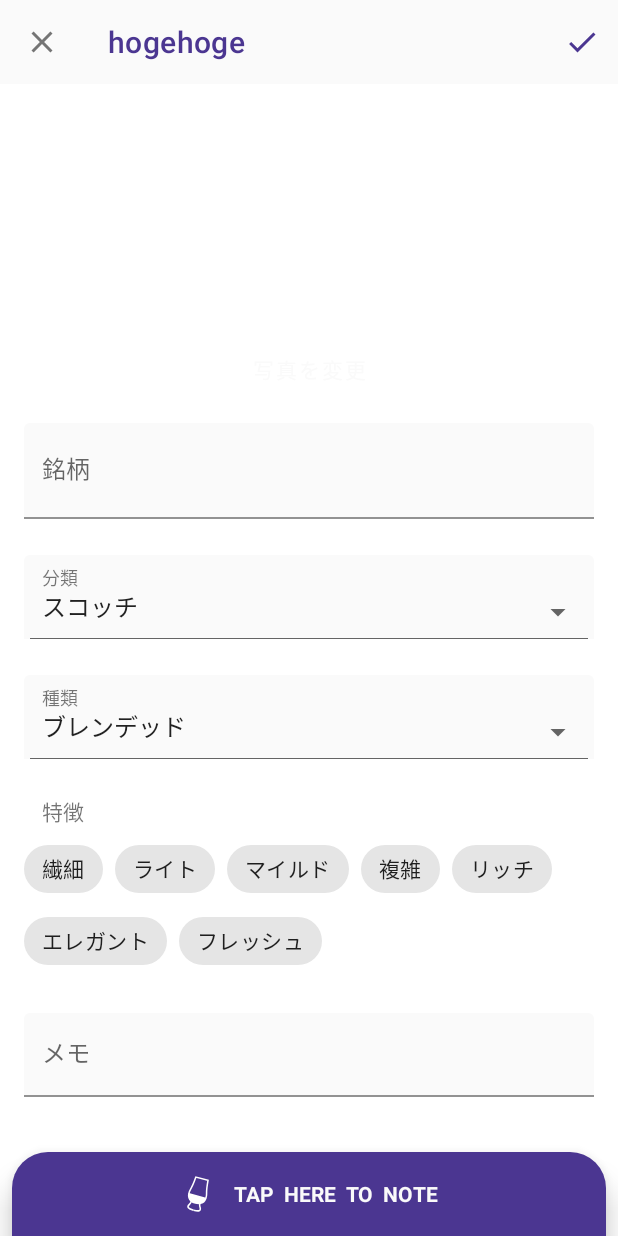
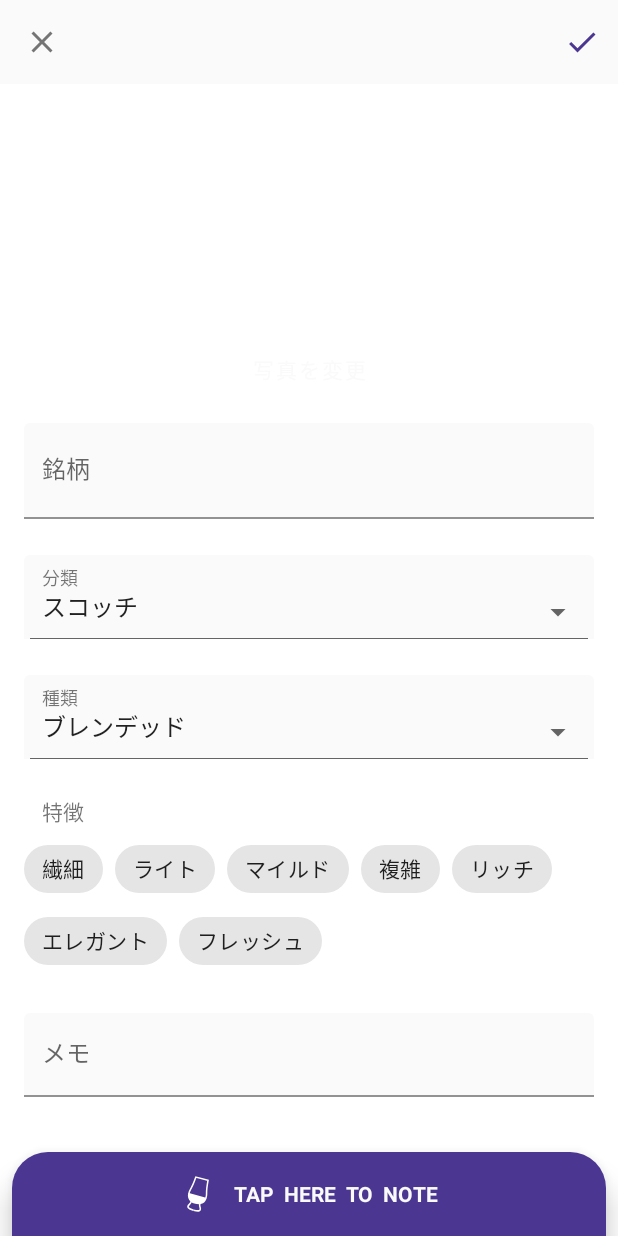
Before and after one commit to aosa4054/Whiskeynote, an Android app: the EditWhiskeyActivity screen opened directly, with no data from a screen before it, on a phone screen of 412 x 824 dp. Run offline under Robolectric (Android 15) with nearby library versions, the phone set to English and light mode, and no system bars; our stand-ins replace data binding; libraries missing offline, so code that uses them is left out: org.koin.standalone, permissions.dispatcher; 8 statements that could not run were skipped.

Commit message:
toolbarのタイトルを削除

```diff
--- a/app/src/main/res/layout/activity_edit_whiskey.xml
+++ b/app/src/main/res/layout/activity_edit_whiskey.xml
@@ -21,7 +21,7 @@
             android:layout_width="match_parent"
             android:layout_height="?attr/actionBarSize"
             android:background="?attr/colorPrimary"
-            app:title="hogehoge"
+            app:title=" "
             app:navigationIcon="@drawable/ic_close_black_24dp" />
     </com.google.android.material.appbar.AppBarLayout>
 
```
